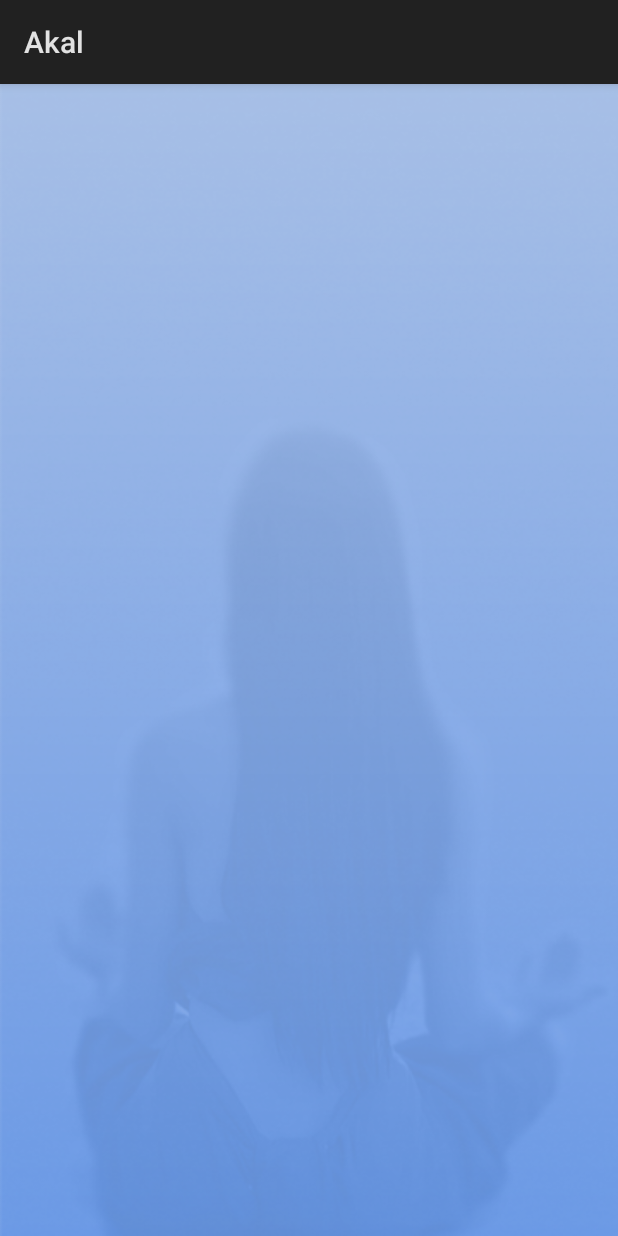
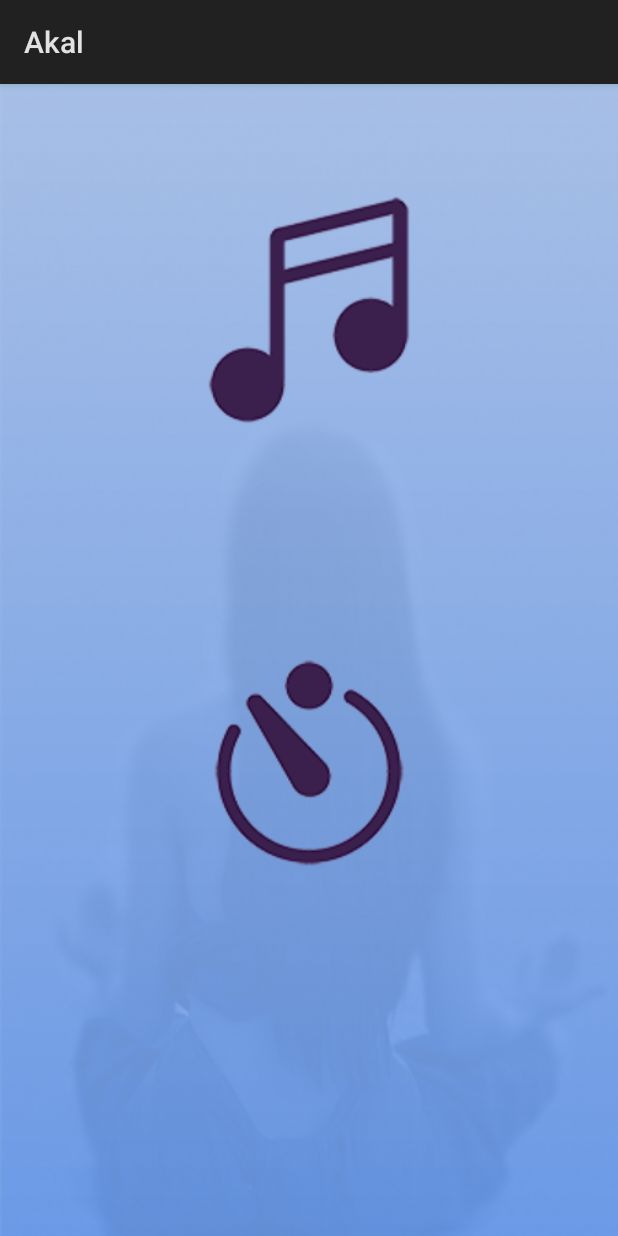
Before and after one commit to carlosolmos/akal, an Android app: the screen it shows after launch (MainActivity), on a phone screen of 412 x 824 dp. Run offline under Robolectric (Android 15) with nearby library versions, the phone set to English and light mode, and no system bars; pictures from the network do not load.

Commit message:
first screens with fragments. play sound.

```diff
--- a/app/akal/app/src/main/java/com/metistd/akal/MainActivity.java
+++ b/app/akal/app/src/main/java/com/metistd/akal/MainActivity.java
@@ -1,13 +1,14 @@
 package com.metistd.akal;
 
-import android.app.Activity;
 import android.os.Bundle;
+import android.support.v4.app.FragmentActivity;
 
-public class MainActivity extends Activity {
+public class MainActivity extends FragmentActivity {
 
     @Override
     protected void onCreate(Bundle savedInstanceState) {
         super.onCreate(savedInstanceState);
         setContentView(R.layout.activity_main);
     }
+
 }
--- a/app/akal/app/src/main/java/com/metistd/akal/MusicFragment.java
+++ b/app/akal/app/src/main/java/com/metistd/akal/MusicFragment.java
@@ -74,6 +74,7 @@ public class MusicFragment extends Fragment {
         }
     }
 
+    /*
     @Override
     public void onAttach(Context context) {
         super.onAttach(context);
@@ -89,7 +90,7 @@ public class MusicFragment extends Fragment {
     public void onDetach() {
         super.onDetach();
         mListener = null;
-    }
+    }*/
 
     /**
      * This interface must be implemented by activities that contain this
--- /dev/null
+++ b/app/akal/app/src/main/java/com/metistd/akal/SoundPlayer.java
@@ -0,0 +1,38 @@
+package com.metistd.akal;
+
+import android.content.Context;
+import android.media.AudioManager;
+import android.media.SoundPool;
+
+import java.util.HashMap;
+
+/**
+ * Created by carlosolmos on 6/24/17.
+ */
+
+public class SoundPlayer {
+    public static final int CHIME1 = R.raw.chime1;
+    private static SoundPool soundPool;
+    private static HashMap<Integer, Integer> soundPoolMap;
+
+
+    public static void initSounds(Context context) {
+        soundPool = new SoundPool.Builder()
+                .setMaxStreams(10)
+                .build();
+        soundPoolMap = new HashMap<Integer, Integer>();
+        soundPoolMap.put( CHIME1, soundPool.load(context, R.raw.chime1, 1) );
+
+    }
+
+    public static void playSound(Context context, int soundID) {
+        if(soundPool == null || soundPoolMap == null){
+            initSounds(context);
+        }
+        float volume = new Float(0.5).floatValue(); // whatever in the range = 0.0 to 1.0
+        // play sound with same right and left volume, with a priority of 1,
+        // zero repeats (i.e play once), and a playback rate of 1f
+        soundPool.play(soundPoolMap.get(soundID), volume, volume, 1, 0, 1f);
+    }
+
+}
--- a/app/akal/app/src/main/java/com/metistd/akal/TimerFragment.java
+++ b/app/akal/app/src/main/java/com/metistd/akal/TimerFragment.java
@@ -4,9 +4,11 @@ import android.content.Context;
 import android.net.Uri;
 import android.os.Bundle;
 import android.support.v4.app.Fragment;
+import android.util.Log;
 import android.view.LayoutInflater;
 import android.view.View;
 import android.view.ViewGroup;
+import android.widget.ImageView;
 
 
 /**
@@ -22,7 +24,7 @@ public class TimerFragment extends Fragment {
     // the fragment initialization parameters, e.g. ARG_ITEM_NUMBER
     private static final String ARG_PARAM1 = "param1";
     private static final String ARG_PARAM2 = "param2";
-
+    private SoundPlayer soundPlayer;
     // TODO: Rename and change types of parameters
     private String mParam1;
     private String mParam2;
@@ -58,13 +60,28 @@ public class TimerFragment extends Fragment {
             mParam1 = getArguments().getString(ARG_PARAM1);
             mParam2 = getArguments().getString(ARG_PARAM2);
         }
+        soundPlayer.initSounds(this.getContext());
+
     }
 
     @Override
     public View onCreateView(LayoutInflater inflater, ViewGroup container,
                              Bundle savedInstanceState) {
+        View timerView = inflater.inflate(R.layout.fragment_timer, container, false);
+
+        ImageView timerIcon = (ImageView) timerView.findViewById(R.id.imgTimerIcon);
+        timerIcon.setOnClickListener(new View.OnClickListener()
+        {
+            @Override
+            public void onClick(View view)
+            {
+                Log.d("Test", "onClickListener ist gestartet");
+                soundPlayer.playSound(getContext(), SoundPlayer.CHIME1);
+            }
+        });
         // Inflate the layout for this fragment
-        return inflater.inflate(R.layout.fragment_timer, container, false);
+        //return
+        return timerView;
     }
 
     // TODO: Rename method, update argument and hook method into UI event
@@ -74,7 +91,7 @@ public class TimerFragment extends Fragment {
         }
     }
 
-    @Override
+    /*@Override
     public void onAttach(Context context) {
         super.onAttach(context);
         if (context instanceof OnFragmentInteractionListener) {
@@ -89,7 +106,7 @@ public class TimerFragment extends Fragment {
     public void onDetach() {
         super.onDetach();
         mListener = null;
-    }
+    }*/
 
     /**
      * This interface must be implemented by activities that contain this
--- a/app/akal/app/src/main/res/layout/activity_main.xml
+++ b/app/akal/app/src/main/res/layout/activity_main.xml
@@ -7,4 +7,36 @@
     android:background="@drawable/background02"
     tools:context="com.metistd.akal.MainActivity">
 
+    <LinearLayout
+        android:layout_width="0dp"
+        android:layout_height="0dp"
+        android:orientation="vertical"
+        tools:layout_constraintTop_creator="1"
+        tools:layout_constraintRight_creator="1"
+        tools:layout_constraintBottom_creator="1"
+        android:layout_marginStart="8dp"
+        app:layout_constraintBottom_toBottomOf="parent"
+        android:layout_marginEnd="8dp"
+        app:layout_constraintRight_toRightOf="parent"
+        android:layout_marginTop="8dp"
+        tools:layout_constraintLeft_creator="1"
+        android:layout_marginBottom="8dp"
+        app:layout_constraintLeft_toLeftOf="parent"
+        app:layout_constraintTop_toTopOf="parent">
+
+        <fragment
+            android:id="@+id/fragment_music"
+            android:name="com.metistd.akal.MusicFragment"
+            android:layout_width="fill_parent"
+            android:layout_height="wrap_content"
+            android:layout_weight="0.53" />
+
+        <fragment
+            android:id="@+id/fragment_timer"
+            android:name="com.metistd.akal.TimerFragment"
+            android:layout_width="fill_parent"
+            android:layout_height="wrap_content"
+            android:layout_weight="1" />
+
+    </LinearLayout>
 </android.support.constraint.ConstraintLayout>
--- a/app/akal/app/src/main/res/layout/fragment_music.xml
+++ b/app/akal/app/src/main/res/layout/fragment_music.xml
@@ -1,13 +1,22 @@
 <FrameLayout xmlns:android="http://schemas.android.com/apk/res/android"
     xmlns:tools="http://schemas.android.com/tools"
     android:layout_width="match_parent"
-    android:layout_height="match_parent"
+    android:layout_height="wrap_content"
     tools:context="com.metistd.akal.MusicFragment">
 
     <!-- TODO: Update blank fragment layout -->
-    <TextView
+    <LinearLayout
         android:layout_width="match_parent"
-        android:layout_height="match_parent"
-        android:text="@string/hello_blank_fragment" />
+        android:layout_height="wrap_content"
+        android:orientation="horizontal">
+
+        <ImageView
+            android:id="@+id/imgMusicIcon"
+            android:layout_width="236px"
+            android:layout_height="236px"
+            android:layout_marginTop="64dp"
+            android:layout_weight="1"
+            android:src="@drawable/note" />
+    </LinearLayout>
 
 </FrameLayout>
--- a/app/akal/app/src/main/res/layout/fragment_timer.xml
+++ b/app/akal/app/src/main/res/layout/fragment_timer.xml
@@ -5,9 +5,18 @@
     tools:context="com.metistd.akal.TimerFragment">
 
     <!-- TODO: Update blank fragment layout -->
-    <TextView
+    <LinearLayout
         android:layout_width="match_parent"
         android:layout_height="match_parent"
-        android:text="@string/hello_blank_fragment" />
+        android:orientation="horizontal">
+
+        <ImageView
+            android:id="@+id/imgTimerIcon"
+            android:layout_width="236px"
+            android:layout_height="236px"
+            android:layout_marginTop="32dp"
+            android:layout_weight="1"
+            android:src="@drawable/timer" />
+    </LinearLayout>
 
 </FrameLayout>
```
Also changed, not shown: app/akal/app/src/main/res/drawable/akal.png (added), app/akal/app/src/main/res/drawable/music.png, app/akal/app/src/main/res/drawable/note.png (added), app/akal/app/src/main/res/drawable/timer.png, 1 other file.
